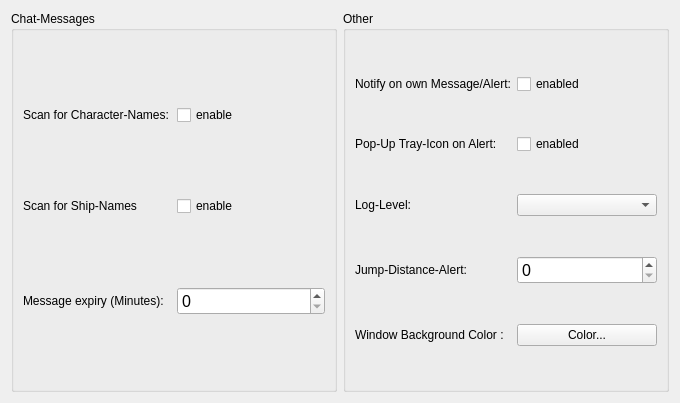
The window that src/vi/ui/GeneralForm.ui (Subtalime/vintel) describes before a commit, drawn with Qt 5.
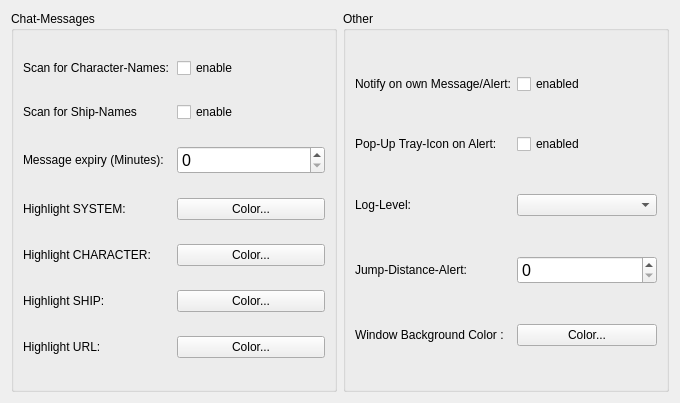
The same window after the commit.

Commit message: chat parser optimized found double SVG propagation added chat-colors to settings background color able to reset to default

```diff
--- a/src/vi/ui/GeneralForm.ui
+++ b/src/vi/ui/GeneralForm.ui
@@ -75,6 +75,62 @@
           </property>
          </widget>
         </item>
+        <item row="3" column="2">
+         <widget class="QPushButton" name="pbColorSystem">
+          <property name="text">
+           <string>Color...</string>
+          </property>
+         </widget>
+        </item>
+        <item row="3" column="1">
+         <widget class="QLabel" name="label_2">
+          <property name="text">
+           <string>Highlight SYSTEM:</string>
+          </property>
+         </widget>
+        </item>
+        <item row="4" column="1">
+         <widget class="QLabel" name="label_3">
+          <property name="text">
+           <string>Highlight CHARACTER:</string>
+          </property>
+         </widget>
+        </item>
+        <item row="5" column="1">
+         <widget class="QLabel" name="label_4">
+          <property name="text">
+           <string>Highlight SHIP:</string>
+          </property>
+         </widget>
+        </item>
+        <item row="4" column="2">
+         <widget class="QPushButton" name="pbColorCharacter">
+          <property name="text">
+           <string>Color...</string>
+          </property>
+         </widget>
+        </item>
+        <item row="5" column="2">
+         <widget class="QPushButton" name="pbColorShip">
+          <property name="text">
+           <string>Color...</string>
+          </property>
+         </widget>
+        </item>
+        <item row="6" column="1">
+         <widget class="QLabel" name="label_5">
+          <property name="text">
+           <string>Highlight URL:</string>
+          </property>
+         </widget>
+        </item>
+        <item row="6" column="2">
+         <widget class="QPushButton" name="pbColorUrl">
+          <property name="text">
+           <string>Color...</string>
+          </property>
+         </widget>
+        </item>
        </layout>
       </widget>
      </item>
```
Left out of the diff: 38 changed lines with no effect on the pictures. The commit also changes 11 other files.
